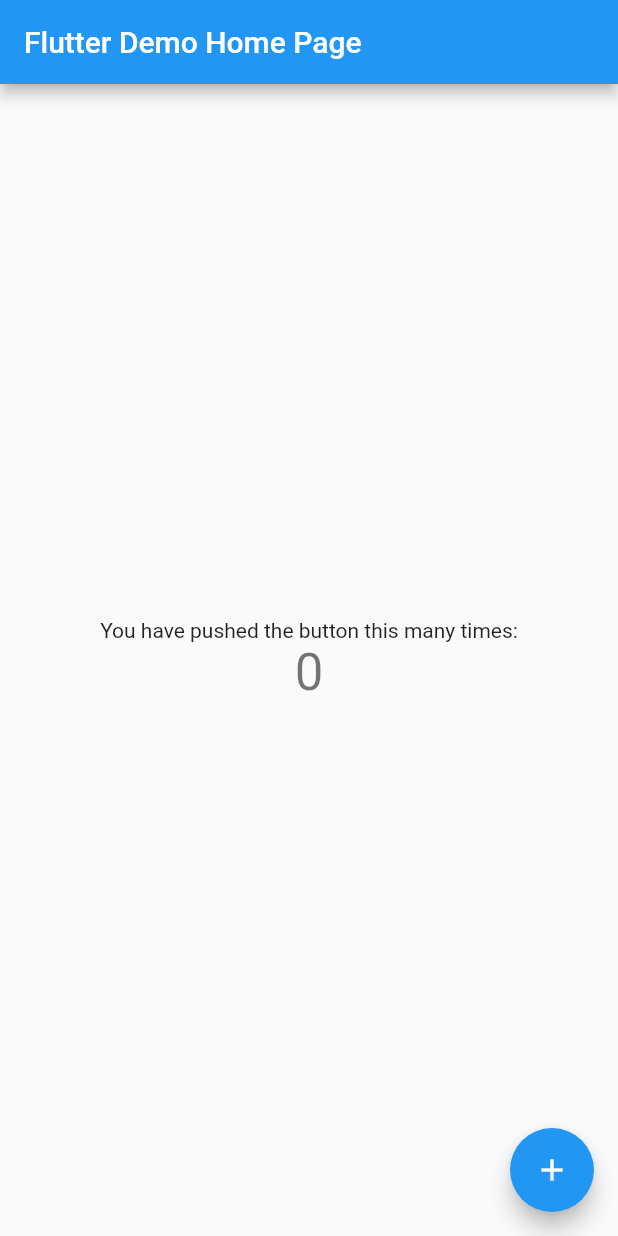
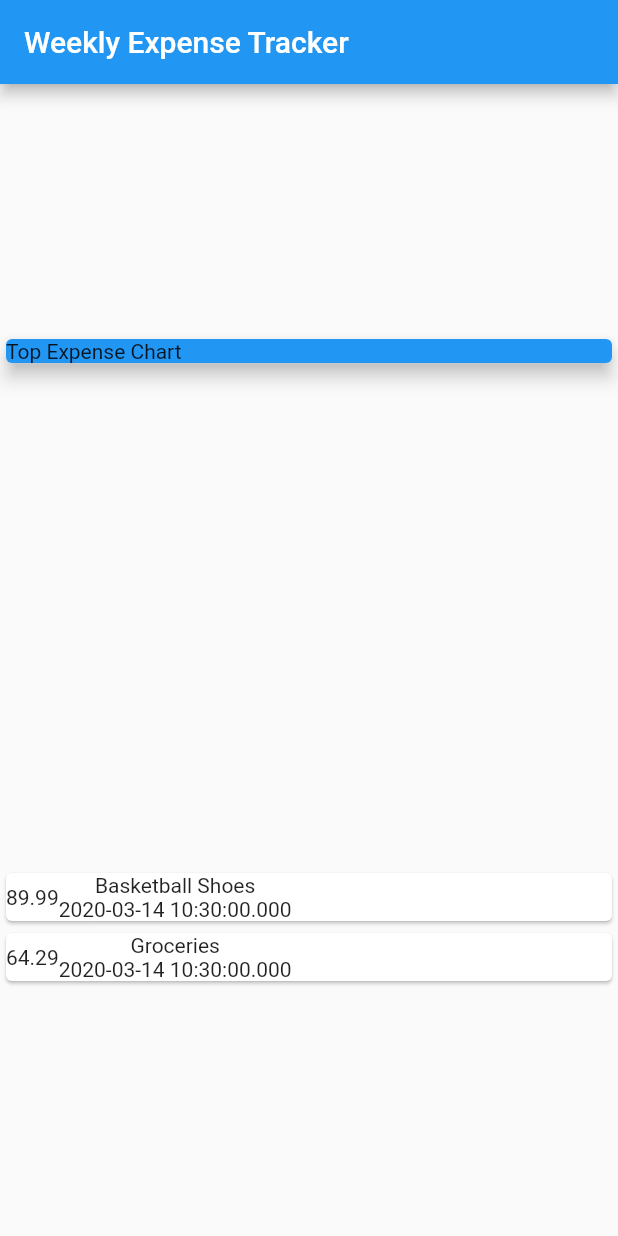
Before and after one commit to MatthewKaplan/weekly-expense-tracker, a Flutter app: the screen it shows after launch, on a phone screen of 412 x 824 dp. Run offline on Flutter 3.47's test engine with Material 2 defaults, Android fonts, the phone set to English and light mode, and no system bars.

Commit message:
Homepage layout and rendered transactions

```diff
--- a/lib/main.dart
+++ b/lib/main.dart
@@ -1,111 +1,70 @@
 import 'package:flutter/material.dart';
+
+import './transaction.dart';
 
 void main() => runApp(MyApp());
 
 class MyApp extends StatelessWidget {
-  // This widget is the root of your application.
   @override
   Widget build(BuildContext context) {
     return MaterialApp(
       title: 'Flutter Demo',
-      theme: ThemeData(
-        // This is the theme of your application.
-        //
-        // Try running your application with "flutter run". You'll see the
-        // application has a blue toolbar. Then, without quitting the app, try
-        // changing the primarySwatch below to Colors.green and then invoke
-        // "hot reload" (press "r" in the console where you ran "flutter run",
-        // or simply save your changes to "hot reload" in a Flutter IDE).
-        // Notice that the counter didn't reset back to zero; the application
-        // is not restarted.
-        primarySwatch: Colors.blue,
-      ),
-      home: MyHomePage(title: 'Flutter Demo Home Page'),
+      home: MyHomePage(),
     );
   }
 }
 
-class MyHomePage extends StatefulWidget {
-  MyHomePage({Key key, this.title}) : super(key: key);
-
-  // This widget is the home page of your application. It is stateful, meaning
-  // that it has a State object (defined below) that contains fields that affect
-  // how it looks.
-
-  // This class is the configuration for the state. It holds the values (in this
-  // case the title) provided by the parent (in this case the App widget) and
-  // used by the build method of the State. Fields in a Widget subclass are
-  // always marked "final".
-
-  final String title;
-
-  @override
-  _MyHomePageState createState() => _MyHomePageState();
-}
-
-class _MyHomePageState extends State<MyHomePage> {
-  int _counter = 0;
-
-  void _incrementCounter() {
-    setState(() {
-      // This call to setState tells the Flutter framework that something has
-      // changed in this State, which causes it to rerun the build method below
-      // so that the display can reflect the updated values. If we changed
-      // _counter without calling setState(), then the build method would not be
-      // called again, and so nothing would appear to happen.
-      _counter++;
-    });
-  }
+class MyHomePage extends StatelessWidget {
+  final List<Transaction> transactions = [
+    Transaction(
+      id: '1',
+      title: 'Basketball Shoes',
+      amount: 89.99,
+      date: DateTime.now(),
+    ),
+    Transaction(
+      id: '2',
+      title: 'Groceries',
+      amount: 64.29,
+      date: DateTime.now(),
+    ),
+  ];
 
   @override
   Widget build(BuildContext context) {
-    // This method is rerun every time setState is called, for instance as done
-    // by the _incrementCounter method above.
-    //
-    // The Flutter framework has been optimized to make rerunning build methods
-    // fast, so that you can just rebuild anything that needs updating rather
-    // than having to individually change instances of widgets.
     return Scaffold(
       appBar: AppBar(
-        // Here we take the value from the MyHomePage object that was created by
-        // the App.build method, and use it to set our appbar title.
-        title: Text(widget.title),
+        title: Text('Weekly Expense Tracker'),
       ),
-      body: Center(
-        // Center is a layout widget. It takes a single child and positions it
-        // in the middle of the parent.
-        child: Column(
-          // Column is also a layout widget. It takes a list of children and
-          // arranges them vertically. By default, it sizes itself to fit its
-          // children horizontally, and tries to be as tall as its parent.
-          //
-          // Invoke "debug painting" (press "p" in the console, choose the
-          // "Toggle Debug Paint" action from the Flutter Inspector in Android
-          // Studio, or the "Toggle Debug Paint" command in Visual Studio Code)
-          // to see the wireframe for each widget.
-          //
-          // Column has various properties to control how it sizes itself and
-          // how it positions its children. Here we use mainAxisAlignment to
-          // center the children vertically; the main axis here is the vertical
-          // axis because Columns are vertical (the cross axis would be
-          // horizontal).
-          mainAxisAlignment: MainAxisAlignment.center,
-          children: <Widget>[
-            Text(
-              'You have pushed the button this many times:',
+      body: Column(
+        mainAxisAlignment: MainAxisAlignment.spaceAround,
+        crossAxisAlignment: CrossAxisAlignment.stretch,
+        children: <Widget>[
+          Container(
+            width: double.infinity,
+            child: Card(
+              color: Colors.blue,
+              child: Text('Top Expense Chart'),
+              elevation: 5,
             ),
-            Text(
-              '$_counter',
-              style: Theme.of(context).textTheme.display1,
-            ),
-          ],
-        ),
+          ),
+          Column(
+            children: transactions.map((transaction) {
+              return Card(
+                child: Row(
+                  children: <Widget>[
+                    Container(child: Text(transaction.amount.toString())),
+                    Column(children: <Widget>[
+                      Text(transaction.title),
+                      Text(transaction.date.toString())
+                    ])
+                  ],
+                ),
+              );
+            }).toList(),
+          ),
+        ],
       ),
-      floatingActionButton: FloatingActionButton(
-        onPressed: _incrementCounter,
-        tooltip: 'Increment',
-        child: Icon(Icons.add),
-      ), // This trailing comma makes auto-formatting nicer for build methods.
     );
   }
 }
```
